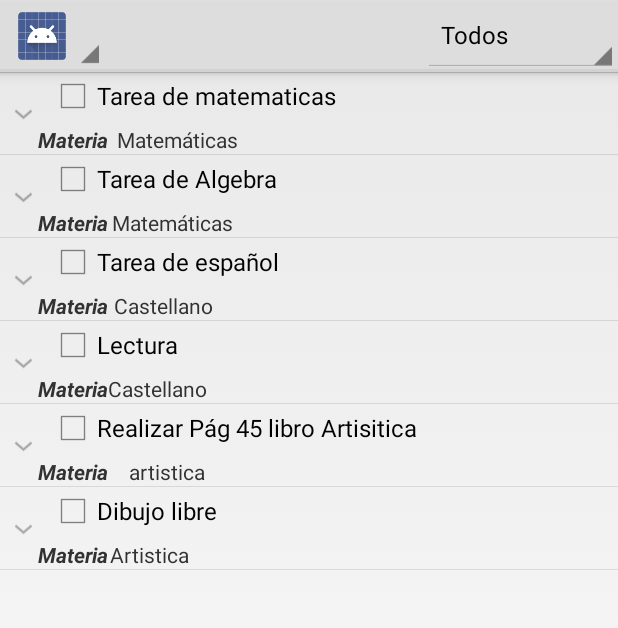
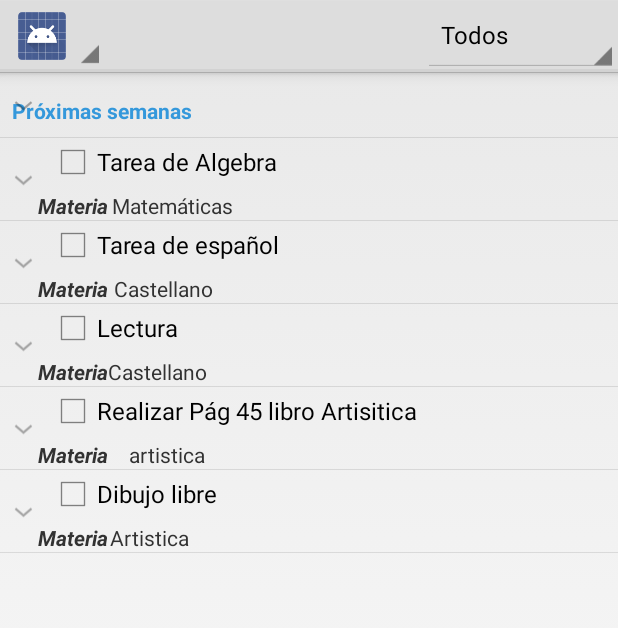
Before and after one commit to ReyesMagos/StudiappColegios, an Android app: the fragment TareasFragmentActivity shown on its own in the app's theme, on a phone screen of 412 x 824 dp. Shown: the top 628 px of the screen. Run offline under Robolectric (Android 15) with nearby library versions, the phone set to English and light mode, and no system bars.

Commit message:
adding separator in tareas activity

```diff
--- a/app/src/main/java/co/reyesmagos/studiappcolegios/dominio/adaptadores/entities/Tareas.java
+++ b/app/src/main/java/co/reyesmagos/studiappcolegios/dominio/adaptadores/entities/Tareas.java
@@ -1,4 +1,6 @@
 package co.reyesmagos.studiappcolegios.dominio.adaptadores.entities;
+
+import java.util.Date;
 
 /**
  * Created by Alexis-PC on 15/12/2014.
@@ -7,14 +9,15 @@ public class Tareas {
 
     private String name;
     private String description;
-    private String date;
+    private Date date;
     private String materia; //Cambiar a una clase materia
+    private String headerTitle;
 
     public Tareas() {
         super();
     }
 
-    public Tareas(String name, String description, String date) {
+    public Tareas(String name, String description, Date date) {
         this.name = name;
         this.description = description;
         this.date = date;
@@ -36,11 +39,11 @@ public class Tareas {
         this.description = description;
     }
 
-    public String getDate() {
+    public Date getDate() {
         return date;
     }
 
-    public void setDate(String date) {
+    public void setDate(Date date) {
         this.date = date;
     }
 
@@ -51,4 +54,12 @@ public class Tareas {
     public void setMateria(String materia) {
         this.materia = materia;
     }
+
+    public String getHeaderTitle() {
+        return headerTitle;
+    }
+
+    public void setHeaderTitle(String headerTitle) {
+        this.headerTitle = headerTitle;
+    }
 }
--- a/app/src/main/java/co/reyesmagos/studiappcolegios/fragments/TareasFragmentActivity.java
+++ b/app/src/main/java/co/reyesmagos/studiappcolegios/fragments/TareasFragmentActivity.java
@@ -13,14 +13,16 @@ import android.widget.AdapterView;
 import android.widget.ArrayAdapter;
 import android.widget.ExpandableListView;
 import android.widget.Spinner;
-import android.widget.SpinnerAdapter;
 
 import java.util.ArrayList;
+import java.util.Calendar;
+import java.util.Date;
 import java.util.List;
 
 import co.reyesmagos.studiappcolegios.R;
 import co.reyesmagos.studiappcolegios.dominio.adaptadores.entities.Tareas;
 import co.reyesmagos.studiappcolegios.fragments.adaptadores.CustomAdapterTareas;
+import co.reyesmagos.studiappcolegios.fragments.adaptadores.util.TareaDetail;
 import co.reyesmagos.studiappcolegios.mocks.TareasFactory;
 
 /**
@@ -30,8 +32,9 @@ public class TareasFragmentActivity extends Fragment {
 
     private View rootView;
     private ExpandableListView listView;
+    private ExpandableListView expandableListView2;
     private MenuItem mItem = null;
-    CustomAdapterTareas customAdapterTareas;
+    CustomAdapterTareas customAdapterTareas2;
 
     @Override
     public View onCreateView(LayoutInflater inflater, ViewGroup container,
@@ -44,17 +47,56 @@ public class TareasFragmentActivity extends Fragment {
 
 
     public void initComponents() {
-        listView = (ExpandableListView) rootView.findViewById(R.id.expandableListView);
+        expandableListView2 = (ExpandableListView)rootView.findViewById(R.id.expandableListView2);
 
+        expandableListView2.setIndicatorBounds(expandableListView2.getRight() - 60, expandableListView2.getWidth() - 8);
+        customAdapterTareas2 = new CustomAdapterTareas(rootView.getContext());
 
-        listView.setIndicatorBounds(listView.getRight() - 60, listView.getWidth() - 8);
-        customAdapterTareas = new CustomAdapterTareas(rootView.getContext(), TareasFactory.getInstance());
-        listView.setAdapter(customAdapterTareas);
+        boolean entro = true;
+        for (int i = 0; i < TareasFactory.getInstance().size(); i++) {
+
+            Date date = Calendar.getInstance().getTime();
+            Date aux = TareasFactory.getInstance().get(i).getDate();
+
+            if((aux.getMonth() == date.getMonth()) && (aux.getDay() > date.getDay() && aux.getDay() < date.getDay() + 7)){
+                if(i == 0){
+                   Tareas tareaAux = TareasFactory.getInstance().get(i);
+                    tareaAux.setHeaderTitle("Próximos 7 días");
+                    customAdapterTareas2.addSectionHeaderItem(tareaAux);
+                    customAdapterTareas2.addTareaItem(TareasFactory.getInstance().get(i));
+                }else{
+                    customAdapterTareas2.addTareaItem(TareasFactory.getInstance().get(i));
+                }
+            }else if(entro){
+                Tareas tarAux = TareasFactory.getInstance().get(i);
+                tarAux.setHeaderTitle("Próximas semanas");
+                customAdapterTareas2.addSectionHeaderItem(tarAux);
+                entro = false;
+            }else{
+                customAdapterTareas2.addTareaItem(TareasFactory.getInstance().get(i));
+            }
+
+        }
+        //expandableListView2.addHeaderView(getActivity().getLayoutInflater().inflate(R.layout.separator_tareas_list, null));
+        expandableListView2.setAdapter(customAdapterTareas2);
 
         ActionBar actionBar = getActivity().getActionBar();
         actionBar.setNavigationMode(ActionBar.NAVIGATION_MODE_LIST);
         actionBar.setDisplayShowTitleEnabled(false);
 
+        expandableListView2.setOnGroupClickListener(new ExpandableListView.OnGroupClickListener() {
+            @Override
+            public boolean onGroupClick(ExpandableListView expandableListView, View view, int groupPosition, long id) {
+
+                for(int i = 0; i < customAdapterTareas2.getSectionHeader().size(); i++){
+                    if(customAdapterTareas2.getSectionHeader().contains(groupPosition)){
+                        return true;
+                    }else
+                        return false;
+                }
+                return false;
+            }
+        });
 
     }
 
@@ -90,31 +132,58 @@ public class TareasFragmentActivity extends Fragment {
         super.onCreateOptionsMenu(menu, menuInflater);
     }
 
-    public void fillOption(String option){
+    public void fillOption(String option) {
         List<Tareas> tareas = TareasFactory.getInstance();
         List<Tareas> aux = new ArrayList<Tareas>();
         Tareas tareaAux = null;
 
-        for(int i = 0; i < tareas.size(); i++){
+        for (int i = 0; i < tareas.size(); i++) {
             tareaAux = tareas.get(i);
-            if(option.equalsIgnoreCase("Matematicas")){
-                if(tareaAux.getMateria().equalsIgnoreCase("Matemáticas")){
+            if (option.equalsIgnoreCase("Matematicas")) {
+                if (tareaAux.getMateria().equalsIgnoreCase("Matemáticas")) {
                     aux.add(tareaAux);
                 }
-            }else if (option.equalsIgnoreCase("Castellano")){
-                if(tareaAux.getMateria().equalsIgnoreCase("Castellano")){
+            } else if (option.equalsIgnoreCase("Castellano")) {
+                if (tareaAux.getMateria().equalsIgnoreCase("Castellano")) {
                     aux.add(tareaAux);
                 }
-            }else if (option.equalsIgnoreCase("Artistica")){
-                if(tareaAux.getMateria().equalsIgnoreCase("Artistica")){
+            } else if (option.equalsIgnoreCase("Artistica")) {
+                if (tareaAux.getMateria().equalsIgnoreCase("Artistica")) {
                     aux.add(tareaAux);
                 }
-            }else{
+            } else {
                 aux = tareas;
             }
         }
 
-        customAdapterTareas = new CustomAdapterTareas(rootView.getContext(), aux);
-        listView.setAdapter(customAdapterTareas);
+        customAdapterTareas2 = new CustomAdapterTareas(rootView.getContext());
+
+        boolean entro = true;
+        for (int i = 0; i < aux.size(); i++) {
+
+            Date date = Calendar.getInstance().getTime();
+            Date aux1 = aux.get(i).getDate();
+
+            if((aux1.getMonth() == date.getMonth()) && (aux1.getDay() > date.getDay() && aux1.getDay() < date.getDay() + 7)){
+                if(i == 0){
+                    Tareas tareaAux1 = aux.get(i);
+                    tareaAux.setHeaderTitle("Próximos 7 días");
+                    customAdapterTareas2.addSectionHeaderItem(tareaAux);
+                    customAdapterTareas2.addTareaItem(aux.get(i));
+                }else{
+                    customAdapterTareas2.addTareaItem(aux.get(i));
+                }
+            }else if(entro){
+                Tareas tarAux = aux.get(i);
+                tarAux.setHeaderTitle("Próximas semanas");
+                customAdapterTareas2.addSectionHeaderItem(tarAux);
+                entro = false;
+            }else{
+                customAdapterTareas2.addTareaItem(aux.get(i));
+            }
+
+        }
+
+        expandableListView2.setAdapter(customAdapterTareas2);
     }
 }
--- a/app/src/main/java/co/reyesmagos/studiappcolegios/fragments/adaptadores/CustomAdapterTareas.java
+++ b/app/src/main/java/co/reyesmagos/studiappcolegios/fragments/adaptadores/CustomAdapterTareas.java
@@ -8,7 +8,10 @@ import android.widget.BaseExpandableListAdapter;
 import android.widget.CheckBox;
 import android.widget.TextView;
 
+import java.text.SimpleDateFormat;
+import java.util.ArrayList;
 import java.util.List;
+import java.util.TreeSet;
 
 import co.reyesmagos.studiappcolegios.R;
 import co.reyesmagos.studiappcolegios.dominio.adaptadores.entities.Tareas;
@@ -20,8 +23,14 @@ import co.reyesmagos.studiappcolegios.fragments.adaptadores.util.TareaHeader;
  */
 public class CustomAdapterTareas extends BaseExpandableListAdapter {
 
+    private static final int TYPE_ITEM = 0;
+    private static final int TYPE_SEPARATOR = 1;
+
     private Context context;
-    private List<Tareas> tareasList;
+    private List<Tareas> tareasList = new ArrayList<Tareas>();
+    private TreeSet<Integer> sectionHeader = new TreeSet<Integer>();
+
+
 
     public CustomAdapterTareas(Context context, List<Tareas> tareasList) {
         super();
@@ -29,6 +38,22 @@ public class CustomAdapterTareas extends BaseExpandableListAdapter {
         this.tareasList = tareasList;
     }
 
+    public CustomAdapterTareas(Context context){
+        super();
+        this.context = context;
+
+    }
+
+    public void addTareaItem(final Tareas tarea) {
+        tareasList.add(tarea);
+        notifyDataSetChanged();
+    }
+
+    public void addSectionHeaderItem(final Tareas tarea) {
+        tareasList.add(tarea);
+        sectionHeader.add(tareasList.size() - 1);
+        notifyDataSetChanged();
+    }
 
     @Override
     public Object getChild(int groupPosition, int childPosition) {
@@ -45,30 +70,41 @@ public class CustomAdapterTareas extends BaseExpandableListAdapter {
         return childPosition;
     }
 
+    @Override
+    public int getGroupType(int groupPosition) {
+        return sectionHeader.contains(groupPosition) ? TYPE_SEPARATOR : TYPE_ITEM;
+    }
+
+    @Override
+    public int getGroupTypeCount() {
+        return 2;
+    }
 
     @Override
     public View getChildView(int groupPosition, int childPosition, boolean isLastChild,
                              View convertView, ViewGroup parent) {
 
-        TareaDetail tareaDetail;
+        TareaDetail tareaDetail = null;
+        int rowType = getChildType(groupPosition, childPosition);
+
 
         if (convertView == null) {
             LayoutInflater layoutInflater = (LayoutInflater) this.context.getSystemService(Context.LAYOUT_INFLATER_SERVICE);
-
-            convertView =  layoutInflater.inflate(R.layout.tareas_list_customized, null);
+            convertView = layoutInflater.inflate(R.layout.tareas_list_customized, null);
 
             tareaDetail = new TareaDetail();
-            tareaDetail.setTxtDescription((TextView)convertView.findViewById(R.id.description_txt));
-            tareaDetail.setTxtDate((TextView)convertView.findViewById(R.id.date_text_txt));
-
+            tareaDetail.setTxtDescription((TextView) convertView.findViewById(R.id.description_txt));
+            tareaDetail.setTxtDate((TextView) convertView.findViewById(R.id.date_text_txt));
             convertView.setTag(tareaDetail);
-        }else{
-            tareaDetail = (TareaDetail)convertView.getTag();
+        } else {
+            tareaDetail = (TareaDetail) convertView.getTag();
         }
 
-        Tareas tarea = (Tareas)getGroup(groupPosition);
+
+        Tareas tarea = (Tareas) getGroup(groupPosition);
         tareaDetail.getTxtDescription().setText(tarea.getDescription());
-        tareaDetail.getTxtDate().setText(tarea.getDate());
+        tareaDetail.getTxtDate().setText(new SimpleDateFormat("EEE,MMM d, yyyy").format(tarea.getDate()));
+        //tareaDetail.getTxtDate().setText(tarea.getDate().toString());
 
         return convertView;
     }
@@ -88,29 +124,47 @@ public class CustomAdapterTareas extends BaseExpandableListAdapter {
         return groupPosition;
     }
 
+
     @Override
     public View getGroupView(int groupPosition, boolean isExpanded, View convertView, ViewGroup parent) {
 
-        TareaHeader tareaHeader;
+        TareaHeader tareaHeader = null;
+        int rowType = getGroupType(groupPosition);
+        LayoutInflater layoutInflater = (LayoutInflater) this.context.getSystemService(Context.LAYOUT_INFLATER_SERVICE);
 
-        if(convertView == null){
-            LayoutInflater layoutInflater = (LayoutInflater)this.context.getSystemService(Context.LAYOUT_INFLATER_SERVICE);
+        if (convertView == null) {
+            tareaHeader = new TareaHeader();
+            switch (rowType) {
+                case TYPE_ITEM:
+                    convertView = layoutInflater.inflate(R.layout.tareas_list_header, null);
+                    tareaHeader.setHomeworkNameCheckBox((CheckBox) convertView.findViewById(R.id.checkBox));
+                    tareaHeader.setMateriaTxt((TextView) convertView.findViewById(R.id.materia_name_txt));
+                    break;
+                case TYPE_SEPARATOR:
 
-            convertView = layoutInflater.inflate(R.layout.tareas_list_header, null);
-
-            tareaHeader = new TareaHeader();
-            tareaHeader.setHomeworkNameCheckBox((CheckBox)convertView.findViewById(R.id.checkBox));
-            tareaHeader.setMateriaTxt((TextView)convertView.findViewById(R.id.materia_name_txt));
+                    //poner lo del separador acá
+                    convertView = layoutInflater.inflate(R.layout.separator_tareas_list, null);
+                    tareaHeader.setMateriaTxt((TextView) convertView.findViewById(R.id.textSeparator));
+                    break;
+            }
 
             convertView.setTag(tareaHeader);
 
-        }else{
-            tareaHeader = (TareaHeader)convertView.getTag();
+        } else {
+            tareaHeader = (TareaHeader) convertView.getTag();
         }
 
-        Tareas tareas = (Tareas)getGroup(groupPosition);
-        tareaHeader.getHomeworkNameCheckBox().setText(tareas.getName());
-        tareaHeader.getMateriaTxt().setText(tareas.getMateria());
+        Tareas tareas = (Tareas) getGroup(groupPosition);
+        switch (rowType){
+            case TYPE_ITEM:
+
+                tareaHeader.getHomeworkNameCheckBox().setText(tareas.getName());
+                tareaHeader.getMateriaTxt().setText(tareas.getMateria());
+                break;
+            case TYPE_SEPARATOR:
+                tareaHeader.getMateriaTxt().setText(tareas.getHeaderTitle());
+                break;
+        }
 
         return convertView;
     }
@@ -125,5 +179,22 @@ public class CustomAdapterTareas extends BaseExpandableListAdapter {
         return false;
     }
 
+    public TreeSet<Integer> getSectionHeader() {
+        return sectionHeader;
+    }
 
+    public void onCheckboxClicked(View view){
+        boolean checked = ((CheckBox)view).isChecked();
+
+        switch (view.getId()){
+            case R.id.checkBox:
+                if(checked){
+
+                }else {
+
+                }
+                break;
+
+        }
+    }
 }
--- a/app/src/main/java/co/reyesmagos/studiappcolegios/mocks/TareasFactory.java
+++ b/app/src/main/java/co/reyesmagos/studiappcolegios/mocks/TareasFactory.java
@@ -1,6 +1,7 @@
 package co.reyesmagos.studiappcolegios.mocks;
 
 import java.util.ArrayList;
+import java.util.Date;
 import java.util.List;
 
 import co.reyesmagos.studiappcolegios.dominio.adaptadores.entities.Tareas;
@@ -19,54 +20,58 @@ public class TareasFactory {
 
     public static List<Tareas> getInstance(){
         List<Tareas> listTareas = new ArrayList<Tareas>();
-
+        Long date;
         Tareas tarea = new Tareas();
         tarea.setName("Tarea de matematicas");
         tarea.setDescription("Realizar el capitulo 4 del libro");
-        tarea.setDate("25/12/2014");
+        date = new Long("1420002000000");
+        tarea.setDate(new Date(date));
         tarea.setMateria("Matemáticas");
+        //tarea.setHeaderTitle("1");
 
         listTareas.add(tarea);
 
         tarea = new Tareas();
         tarea.setName("Tarea de Algebra");
         tarea.setDescription("Hacer ejercicios del capitulo 3 LeitHold");
-        tarea.setDate("25/02/2015");
+        tarea.setDate(new Date(2015,02,25));
         tarea.setMateria("Matemáticas");
+        tarea.setHeaderTitle("2");
 
         listTareas.add(tarea);
 
         tarea = new Tareas();
-
         tarea.setName("Tarea de español");
         tarea.setDescription("Leer el Principito");
-        tarea.setDate("12/01/2015");
+        tarea.setDate(new Date(2015,01,12));
         tarea.setMateria("Castellano");
+        tarea.setHeaderTitle("3");
 
         listTareas.add(tarea);
 
         tarea = new Tareas();
-
         tarea.setName("Lectura");
         tarea.setDescription("Realizar resumen del texto de la pág 45");
-        tarea.setDate("16/01/2015");
+        tarea.setDate(new Date(2015,01,16));
         tarea.setMateria("Castellano");
+        tarea.setHeaderTitle("4");
 
         listTareas.add(tarea);
-
         tarea = new Tareas();
         tarea.setName("Realizar Pág 45 libro Artisitica");
         tarea.setDescription("Pintar con colores primarios el dibujo que allí aparece");
-        tarea.setDate("15/01/2015");
+        tarea.setDate(new Date(2015, 01,15));
         tarea.setMateria("artistica");
+        tarea.setHeaderTitle("5");
 
         listTareas.add(tarea);
-
         tarea = new Tareas();
         tarea.setName("Dibujo libre");
         tarea.setDescription("Llevar un dibujo libre con vinilos");
-        tarea.setDate("15/01/2015");
+        date = new Long("1421989200000");
+        tarea.setDate(new Date(date));
         tarea.setMateria("Artistica");
+        tarea.setHeaderTitle("6");
 
         listTareas.add(tarea);
 
--- a/app/src/main/res/layout/activity_login.xml
+++ b/app/src/main/res/layout/activity_login.xml
@@ -12,7 +12,7 @@
         android:orientation="vertical"
         android:layout_width="match_parent"
         android:layout_height="wrap_content"
-        android:layout_marginTop="390dp">
+        android:layout_marginTop="190dp">
 
         <EditText
 
--- /dev/null
+++ b/app/src/main/res/layout/separator_tareas_list.xml
@@ -0,0 +1,16 @@
+<?xml version="1.0" encoding="utf-8"?>
+<LinearLayout xmlns:android="http://schemas.android.com/apk/res/android"
+              android:orientation="vertical"
+              android:layout_width="match_parent"
+              android:layout_height="match_parent">
+
+    <TextView
+        android:layout_width="wrap_content"
+        android:layout_height="wrap_content"
+        android:text="New Text"
+        android:id="@+id/textSeparator"
+        android:padding="8dp"
+        android:textStyle="bold"
+        android:layout_marginTop="8dp"
+        android:textColor="#3498db"/>
+</LinearLayout>
--- a/app/src/main/res/layout/tareas_activity.xml
+++ b/app/src/main/res/layout/tareas_activity.xml
@@ -4,11 +4,28 @@
     android:orientation="vertical" android:layout_width="match_parent"
     android:layout_height="match_parent">
 
-    <ExpandableListView
-        android:layout_width="match_parent"
-        android:layout_height="wrap_content"
-        android:id="@+id/expandableListView"
-        android:animateLayoutChanges="true"
-        android:indicatorRight="200dp"
-        android:layout_weight="1"/>
+    <LinearLayout
+        android:orientation="vertical"
+        android:layout_width="0dp"
+        android:layout_height="0dp">
+
+        <ExpandableListView
+            android:layout_width="match_parent"
+            android:layout_height="match_parent"
+            android:id="@+id/expandableListView"
+
+            />
+
+    </LinearLayout>
+
+    <LinearLayout
+        android:orientation="vertical"
+        android:layout_width="fill_parent"
+        android:layout_height="fill_parent">
+
+        <ExpandableListView
+            android:layout_width="match_parent"
+            android:layout_height="match_parent"
+            android:id="@+id/expandableListView2"/>
+    </LinearLayout>
 </LinearLayout>
--- a/app/src/main/res/layout/tareas_list_customized.xml
+++ b/app/src/main/res/layout/tareas_list_customized.xml
@@ -16,7 +16,8 @@
             android:textAppearance="?android:attr/textAppearanceSmall"
             android:text="Small Text"
             android:id="@+id/description_txt"
-            android:layout_marginTop="7dp" />
+            android:layout_marginTop="7dp"
+            android:layout_marginLeft="25dp"/>
 
         <LinearLayout
             android:orientation="horizontal"
@@ -30,7 +31,8 @@
                 android:text="Fecha: "
                 android:textStyle="bold"
                 android:id="@+id/date_txt"
-                android:layout_weight="0.1"/>
+                android:layout_weight="0.1"
+                android:layout_marginLeft="25dp"/>
 
             <TextView
                 android:layout_width="wrap_content"
--- a/app/src/main/res/values/strings.xml
+++ b/app/src/main/res/values/strings.xml
@@ -3,7 +3,7 @@
 
     <string name="app_name">AplicacionColegios</string>
     <string name="hello_world">Hello world!</string>
-    <string name="action_settings">Settings</string>
+    <string name="action_settings">YO</string>
 
     <!-- Login Activity -->
     <string name="user_name">Usuario</string>
```
Also changed, not shown: app/src/main/res/layout/separator_tareas_list_child.xml (added, +17 -0 lines).
